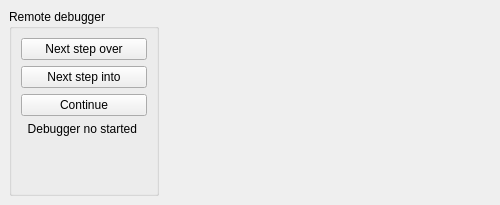
Old version of the form 2006.1.6.0-d-1.0.2/monkey/src/debuger/UIdebuger.ui in the repository pasnox/monkeystudio1.
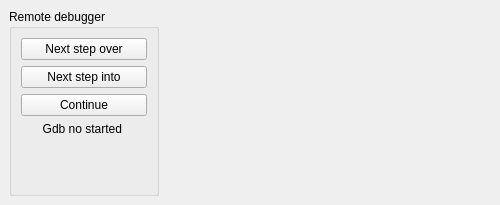
New version of the form. Icons and pictures are not drawn.

Patch:
```diff
--- a/2006.1.6.0-d-1.0.2/monkey/src/debuger/UIdebuger.ui
+++ b/2006.1.6.0-d-1.0.2/monkey/src/debuger/UIdebuger.ui
@@ -118,7 +118,7 @@
              <number>1</number>
             </property>
             <property name="text" >
-             <string>Debugger no started </string>
+             <string>Gdb no started </string>
             </property>
             <property name="scaledContents" >
              <bool>false</bool>
```
